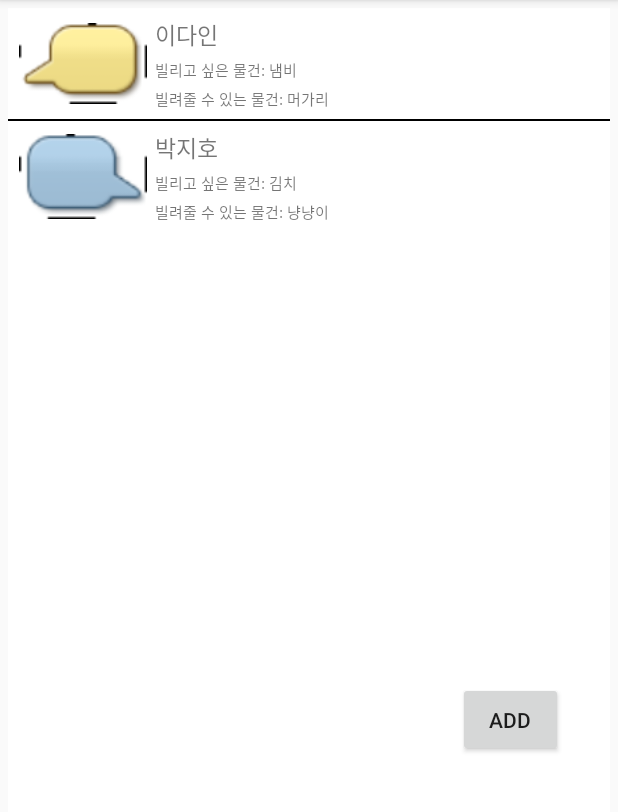
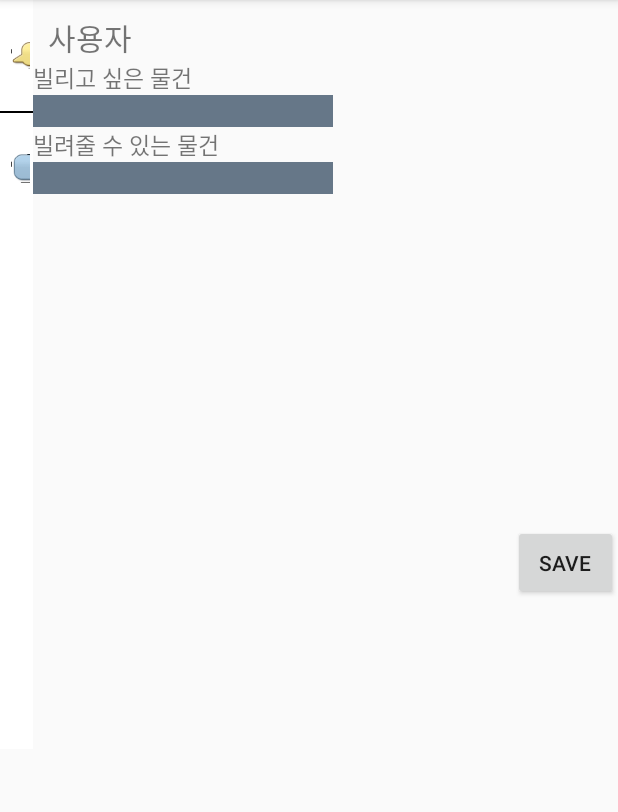
Before and after one commit to 2018SeoulMobilePlatform/EnDorphine, an Android app: the screen it shows after launch (MainActivity before the commit, Chat_Content after it), after a tap on "ADD", on a phone screen of 412 x 824 dp, the part 84-896 px from its top. Run offline under Robolectric (Android 15) with nearby library versions, the phone set to English and light mode, and no system bars.

Commit message:
feat: 게시글을 작성할 activity 구현

```diff
--- a/app/src/main/AndroidManifest.xml
+++ b/app/src/main/AndroidManifest.xml
@@ -16,6 +16,7 @@
                 <category android:name="android.intent.category.LAUNCHER" />
             </intent-filter>
         </activity>
+        <activity android:name=".Chat_Content"></activity>
     </application>
 
 </manifest>
--- /dev/null
+++ b/app/src/main/java/endorphine/icampyou/Chat_Content.java
@@ -0,0 +1,32 @@
+package endorphine.icampyou;
+
+import android.content.Intent;
+import android.support.v4.app.FragmentManager;
+import android.support.v4.app.FragmentTransaction;
+import android.support.v7.app.AppCompatActivity;
+import android.os.Bundle;
+import android.view.View;
+import android.widget.Button;
+import android.widget.Toast;
+
+public class Chat_Content extends AppCompatActivity {
+
+    @Override
+    protected void onCreate(Bundle savedInstanceState) {
+        super.onCreate(savedInstanceState);
+        setContentView(R.layout.activity_chat__content);
+
+        Button save_chat_content = (Button) findViewById(R.id.save_chat_content);
+        save_chat_content.setOnClickListener(new View.OnClickListener()
+        {
+            @Override
+            public void onClick(View v)
+            {
+                Toast.makeText(Chat_Content.this,"저장 완료",Toast.LENGTH_LONG).show();
+                FragmentManager fragmentManager = getSupportFragmentManager();
+                FragmentTransaction fragmentTransaction = fragmentManager.beginTransaction();
+                fragmentTransaction.commit();
+            }
+        });
+    }
+}
--- a/app/src/main/java/endorphine/icampyou/ChattingList_Fragment.java
+++ b/app/src/main/java/endorphine/icampyou/ChattingList_Fragment.java
@@ -1,6 +1,7 @@
 package endorphine.icampyou;
 
 import android.content.Context;
+import android.content.Intent;
 import android.content.res.TypedArray;
 import android.os.Bundle;
 import android.support.annotation.Nullable;
@@ -45,7 +46,8 @@ public class ChattingList_Fragment extends Fragment {
             @Override
             public void onClick(View v)
             {
-                Toast.makeText(getActivity(),"냥냥",Toast.LENGTH_LONG).show();
+                Intent intent=new Intent(getActivity(),Chat_Content.class);
+                startActivity(intent);
             }
         });
 
--- /dev/null
+++ b/app/src/main/res/layout/activity_chat__content.xml
@@ -0,0 +1,72 @@
+<?xml version="1.0" encoding="utf-8"?>
+<LinearLayout xmlns:android="http://schemas.android.com/apk/res/android"
+    xmlns:app="http://schemas.android.com/apk/res-auto"
+    xmlns:tools="http://schemas.android.com/tools"
+    android:layout_width="match_parent"
+    android:layout_height="match_parent"
+    tools:context=".Chat_Content">
+
+    <fragment
+        android:layout_width="match_parent"
+        android:layout_height="wrap_content"
+        android:id="@+id/fragment_chattinglist"
+        android:name="endorphine.icampyou.ChattingList_Fragment"
+        android:layout_weight="1"
+        tools:layout="@layout/activity_chat__content" />
+
+    <LinearLayout
+
+        android:layout_width="wrap_content"
+        android:layout_height="wrap_content"
+        android:orientation="vertical"
+
+        >
+        <TextView
+            android:id="@+id/user"
+            android:layout_width="match_parent"
+            android:layout_height="match_parent"
+            android:text="사용자"
+            android:textSize="20dp"
+            android:paddingLeft="10dp"
+            android:paddingTop="10dp"
+            android:layout_weight = "2"/>
+
+
+        <TextView
+            android:layout_width="match_parent"
+            android:layout_height="wrap_content"
+            android:id="@+id/need"
+            android:text="빌리고 싶은 물건 "
+            android:textSize="15dp"/>
+        <EditText
+            android:width="200dp"
+            android:layout_width="match_parent"
+            android:layout_height="wrap_content"
+            android:id="@+id/write_need"
+            android:textSize="15dp"
+            android:background="#667788"/>
+
+        <TextView
+            android:layout_width="match_parent"
+            android:layout_height="wrap_content"
+            android:id="@+id/lettable"
+            android:text="빌려줄 수 있는 물건 "
+            android:textSize="15dp"/>
+        <EditText
+            android:width="200dp"
+            android:layout_width="match_parent"
+            android:layout_height="wrap_content"
+            android:id="@+id/write_lettable"
+            android:textSize="15dp"
+            android:background="#667788"/>
+    </LinearLayout>
+
+    <Button
+        android:id="@+id/save_chat_content"
+        android:layout_width="70dp"
+        android:layout_height="50dp"
+        android:text="Save"
+        android:layout_marginLeft="120dp"
+        android:layout_marginTop="350dp"
+        />
+</LinearLayout>
--- a/app/src/main/res/layout/chatlist_item.xml
+++ b/app/src/main/res/layout/chatlist_item.xml
@@ -25,7 +25,7 @@
             android:layout_width="match_parent"
             android:layout_height="wrap_content"
             android:text="text"
-            android:textSize="15sp"
+            android:textSize="15dp"
             android:gravity="center_vertical"
             android:layout_weight = "2"/>
 
@@ -34,7 +34,7 @@
             android:layout_width="match_parent"
             android:layout_height="wrap_content"
             android:text="text"
-            android:textSize="10sp"
+            android:textSize="10dp"
             android:layout_weight = "1"/>
 
         <TextView
@@ -42,7 +42,7 @@
             android:layout_width="match_parent"
             android:layout_height="wrap_content"
             android:text="text"
-            android:textSize="10sp"
+            android:textSize="10dp"
             android:layout_weight = "1"/>
     </LinearLayout>
 
--- a/app/src/main/res/layout/fragment_chattinglist.xml
+++ b/app/src/main/res/layout/fragment_chattinglist.xml
@@ -24,7 +24,7 @@
         android:id="@+id/make_chatlist_button"
         android:layout_width="70dp"
         android:layout_height="50dp"
-        android:text="add"
+        android:text="Add"
         android:layout_marginLeft="300dp"
         android:layout_marginTop="300dp"
       />
```
